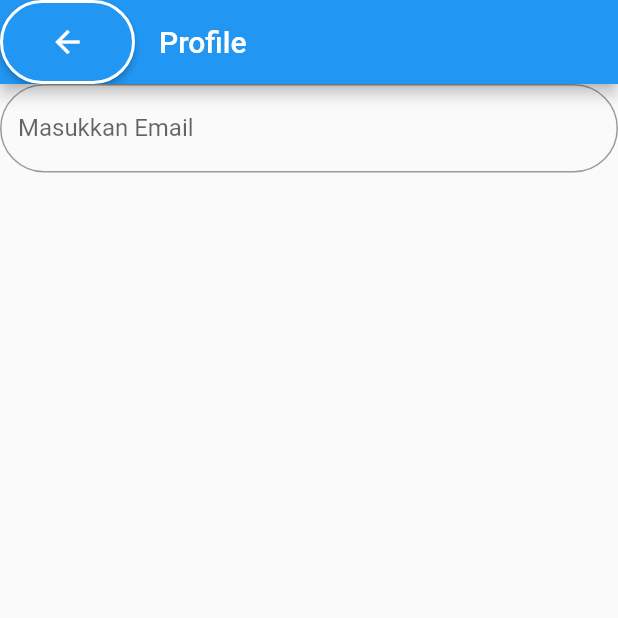
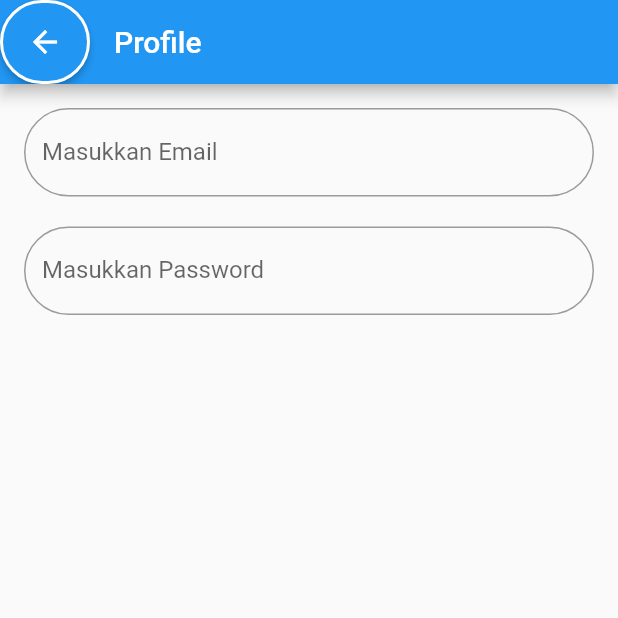
Before and after one commit to tianreformis/library_app, a Flutter app: the screen it shows after launch, after a tap on "Masuk", on a phone screen of 412 x 824 dp, the top half of it. Run offline on Flutter 3.47's test engine with Material 2 defaults, Android fonts, the phone set to English and light mode, and no system bars; Roboto replaces fonts that are missing (Poppins Regular).

```diff
--- a/lib/screen/landing_screen.dart
+++ b/lib/screen/landing_screen.dart
@@ -61,16 +61,22 @@ class LandingScreenState extends State<LandingScreen> {
                 ),
                 child: Padding(
                   padding: EdgeInsets.all(size.longestSide / 20),
-                  child: const Row(
+                  child: Row(
                     crossAxisAlignment: CrossAxisAlignment.center,
                     mainAxisAlignment: MainAxisAlignment.center,
                     children: [
-                      Text('Masuk'),
-                      SizedBox(
+                      Text(
+                        'Masuk',
+                        style: TextStyle(
+                          fontSize: size.longestSide / 40,
+                        ),
+                      ),
+                      const SizedBox(
                         width: 12,
                       ),
                       Icon(
                         Icons.login_rounded,
+                        size: size.longestSide / 40,
                       )
                     ],
                   ),
--- a/lib/screen/login_screen.dart
+++ b/lib/screen/login_screen.dart
@@ -36,12 +36,14 @@ class _MyProfileState extends State<MyProfile> {
             child: const Icon(Icons.arrow_back),
           ),
           actions: const [],
-          leadingWidth: 90,
+          leadingWidth: 60,
         ),
         body: Column(
           children: [
             // Text('$waktu'),
-            TextFormField(
+            Padding(
+              padding: const EdgeInsets.all(16.0),
+              child: TextFormField(
                 decoration: InputDecoration(
                   labelText: "Masukkan Email",
                   fillColor: Colors.blue,
@@ -62,6 +64,31 @@ class _MyProfileState extends State<MyProfile> {
                   }
                 },
               ),
+            ),
+            Padding(
+              padding: const EdgeInsets.only(top: 4.0, left: 16.0, right: 16.0),
+              child: TextFormField(
+                decoration: InputDecoration(
+                  labelText: "Masukkan Password",
+                  fillColor: Colors.blue,
+                  focusColor: Colors.red,
+                  border: OutlineInputBorder(
+                      borderRadius: BorderRadius.circular(50),
+                      borderSide: const BorderSide(
+                        style: BorderStyle.solid,
+                        color: Colors.black,
+                        width: 10,
+                      )),
+                ),
+                validator: (value) {
+                  if (value == null || value.isEmpty) {
+                    return 'Masukkan Password';
+                  } else {
+                    return null;
+                  }
+                },
+              ),
+            ),
           ],
         ),
       ),
```
Also changed, not shown: pubspec.lock, 1 other file. Lines whose indentation alone changed are shown as unchanged.
